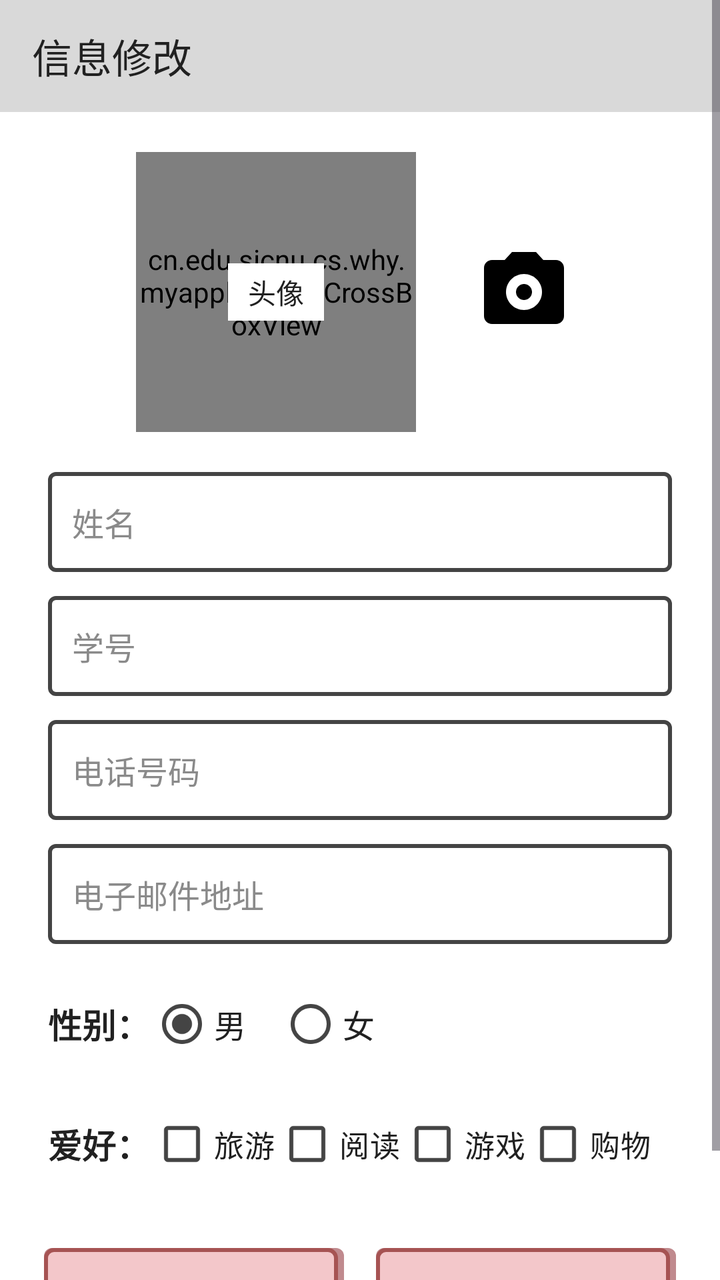
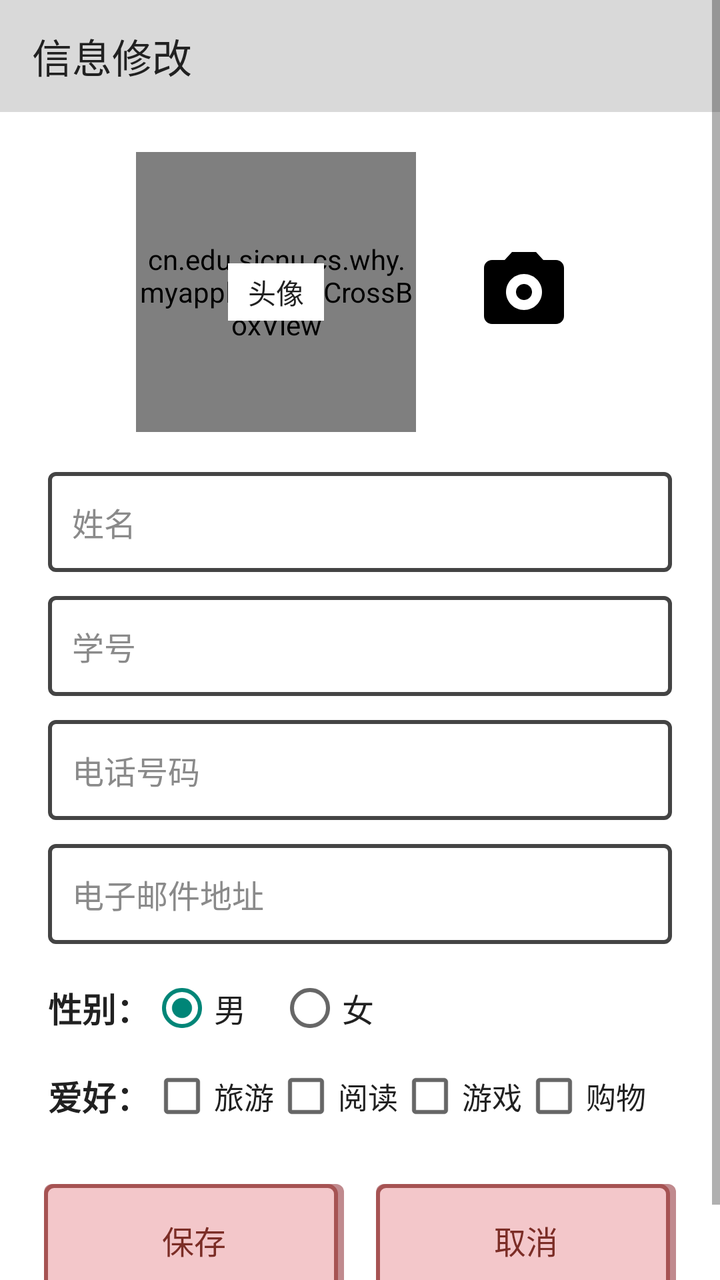

An Android layout rendered at two revisions. The XML below is the earlier revision; the diff shows what the commit changed to produce the second picture.
<!-- AndroidManifest.xml: application theme Theme.MyApplication -->
<!-- res/layout/activity_person_info.xml -->
<?xml version="1.0" encoding="utf-8"?>
<ScrollView xmlns:android="http://schemas.android.com/apk/res/android"
    xmlns:app="http://schemas.android.com/apk/res-auto"
    xmlns:tools="http://schemas.android.com/tools"
    android:id="@+id/personInfoRoot"
    android:layout_width="match_parent"
    android:layout_height="match_parent"
    android:background="#FFFFFF"
    android:fillViewport="true"
    tools:context=".PersonInfoActivity">

    <LinearLayout
        android:layout_width="match_parent"
        android:layout_height="wrap_content"
        android:orientation="vertical"
        android:paddingBottom="32dp">

        <TextView
            style="@style/AppHeader"
            android:text="信息修改" />

        <LinearLayout
            android:layout_width="match_parent"
            android:layout_height="wrap_content"
            android:layout_marginTop="20dp"
            android:gravity="center"
            android:orientation="horizontal">

            <FrameLayout
                android:layout_width="140dp"
                android:layout_height="140dp">

                <FrameLayout
                    android:id="@+id/avatarPlaceholder"
                    android:layout_width="match_parent"
                    android:layout_height="match_parent">

                    <cn.edu.sicnu.cs.why.myapplication.CrossBoxView
                        android:layout_width="match_parent"
                        android:layout_height="match_parent"
                        app:borderWidth="3dp" />

                    <TextView
                        android:layout_width="wrap_content"
                        android:layout_height="wrap_content"
                        android:layout_gravity="center"
                        android:background="#FFFFFF"
                        android:paddingHorizontal="10dp"
                        android:paddingVertical="4dp"
                        android:text="头像"
                        android:textColor="#212121"
                        android:textSize="14sp" />
                </FrameLayout>

                <ImageView
                    android:id="@+id/ivAvatar"
                    android:layout_width="match_parent"
                    android:layout_height="match_parent"
                    android:background="#FFFFFF"
                    android:contentDescription="头像"
                    android:scaleType="centerCrop"
                    android:visibility="gone" />
            </FrameLayout>

            <ImageButton
                android:id="@+id/btnPickAvatar"
                android:layout_width="60dp"
                android:layout_height="60dp"
                android:layout_marginStart="24dp"
                android:background="@null"
                android:contentDescription="选择头像"
                android:padding="6dp"
                android:scaleType="fitCenter"
                android:src="@drawable/ic_camera" />
        </LinearLayout>

        <EditText
            android:id="@+id/etName"
            android:layout_width="match_parent"
            android:layout_height="50dp"
            android:layout_marginHorizontal="24dp"
            android:layout_marginTop="20dp"
            android:background="@drawable/bg_input"
            android:hint="姓名"
            android:imeOptions="actionNext"
            android:inputType="textPersonName"
            android:maxLines="1"
            android:paddingHorizontal="12dp"
            android:textColor="#212121"
            android:textColorHint="#8A8A8A"
            android:textSize="16sp" />

        <EditText
            android:id="@+id/etStudentId"
            android:layout_width="match_parent"
            android:layout_height="50dp"
            android:layout_marginHorizontal="24dp"
            android:layout_marginTop="12dp"
            android:background="@drawable/bg_input"
            android:hint="学号"
            android:imeOptions="actionNext"
            android:inputType="text"
            android:maxLines="1"
            android:paddingHorizontal="12dp"
            android:textColor="#212121"
            android:textColorHint="#8A8A8A"
            android:textSize="16sp" />

        <EditText
            android:id="@+id/etPhone"
            android:layout_width="match_parent"
            android:layout_height="50dp"
            android:layout_marginHorizontal="24dp"
            android:layout_marginTop="12dp"
            android:background="@drawable/bg_input"
            android:hint="电话号码"
            android:imeOptions="actionNext"
            android:inputType="phone"
            android:maxLines="1"
            android:paddingHorizontal="12dp"
            android:textColor="#212121"
            android:textColorHint="#8A8A8A"
            android:textSize="16sp" />

        <EditText
            android:id="@+id/etEmail"
            android:layout_width="match_parent"
            android:layout_height="50dp"
            android:layout_marginHorizontal="24dp"
            android:layout_marginTop="12dp"
            android:background="@drawable/bg_input"
            android:hint="电子邮件地址"
            android:imeOptions="actionDone"
            android:inputType="textEmailAddress"
            android:maxLines="1"
            android:paddingHorizontal="12dp"
            android:textColor="#212121"
            android:textColorHint="#8A8A8A"
            android:textSize="16sp" />

        <LinearLayout
            android:layout_width="match_parent"
            android:layout_height="wrap_content"
            android:layout_marginHorizontal="24dp"
            android:layout_marginTop="16dp"
            android:gravity="center_vertical"
            android:orientation="horizontal">

            <TextView
                android:layout_width="wrap_content"
                android:layout_height="wrap_content"
                android:text="性别："
                android:textColor="#212121"
                android:textSize="17sp"
                android:textStyle="bold" />

            <RadioGroup
                android:id="@+id/rgGender"
                android:layout_width="wrap_content"
                android:layout_height="wrap_content"
                android:orientation="horizontal">

                <RadioButton
                    android:id="@+id/rbMale"
                    android:layout_width="wrap_content"
                    android:layout_height="wrap_content"
                    android:checked="true"
                    app:buttonTint="#444444"
                    android:text="男"
                    android:textColor="#212121"
                    android:textSize="16sp" />

                <RadioButton
                    android:id="@+id/rbFemale"
                    android:layout_width="wrap_content"
                    android:layout_height="wrap_content"
                    android:layout_marginStart="16dp"
                    app:buttonTint="#444444"
                    android:text="女"
                    android:textColor="#212121"
                    android:textSize="16sp" />
            </RadioGroup>
        </LinearLayout>

        <LinearLayout
            android:layout_width="match_parent"
            android:layout_height="wrap_content"
            android:layout_marginHorizontal="24dp"
            android:layout_marginTop="12dp"
            android:gravity="center_vertical"
            android:orientation="horizontal">

            <TextView
                android:layout_width="wrap_content"
                android:layout_height="wrap_content"
                android:text="爱好："
                android:textColor="#212121"
                android:textSize="17sp"
                android:textStyle="bold" />

            <CheckBox
                android:id="@+id/cbTravel"
                android:layout_width="wrap_content"
                android:layout_height="wrap_content"
                app:buttonTint="#444444"
                android:text="旅游"
                android:textColor="#212121"
                android:textSize="15sp" />

            <CheckBox
                android:id="@+id/cbReading"
                android:layout_width="wrap_content"
                android:layout_height="wrap_content"
                app:buttonTint="#444444"
                android:text="阅读"
                android:textColor="#212121"
                android:textSize="15sp" />

            <CheckBox
                android:id="@+id/cbGame"
                android:layout_width="wrap_content"
                android:layout_height="wrap_content"
                app:buttonTint="#444444"
                android:text="游戏"
                android:textColor="#212121"
                android:textSize="15sp" />

            <CheckBox
                android:id="@+id/cbShopping"
                android:layout_width="wrap_content"
                android:layout_height="wrap_content"
                app:buttonTint="#444444"
                android:text="购物"
                android:textColor="#212121"
                android:textSize="15sp" />
        </LinearLayout>

        <LinearLayout
            android:layout_width="wrap_content"
            android:layout_height="wrap_content"
            android:layout_gravity="center_horizontal"
            android:layout_marginTop="28dp"
            android:orientation="horizontal">

            <TextView
                android:id="@+id/btnSave"
                style="@style/PinkButton"
                android:layout_width="150dp"
                android:layout_height="56dp"
                android:layout_weight="0"
                android:text="保存" />

            <TextView
                android:id="@+id/btnCancel"
                style="@style/PinkButton"
                android:layout_width="150dp"
                android:layout_height="56dp"
                android:layout_marginStart="16dp"
                android:layout_weight="0"
                android:text="取消" />
        </LinearLayout>
    </LinearLayout>
</ScrollView>
<!-- resources referenced by this layout -->
<resources>
  <!-- drawable bg_input (drawable) -->
  <?xml version="1.0" encoding="utf-8"?>
  <shape xmlns:android="http://schemas.android.com/apk/res/android"
      android:shape="rectangle">
      <solid android:color="#FFFFFF" />
      <stroke
          android:width="2dp"
          android:color="#444444" />
      <corners android:radius="3dp" />
  </shape>
  <style name="AppHeader">
          <item name="android:layout_width">match_parent</item>
          <item name="android:layout_height">56dp</item>
          <item name="android:background">@drawable/bg_header</item>
          <item name="android:gravity">center_vertical</item>
          <item name="android:paddingStart">16dp</item>
          <item name="android:paddingEnd">16dp</item>
          <item name="android:textColor">#212121</item>
          <item name="android:textSize">20sp</item>
      </style>
  <style name="PinkButton">
          <item name="android:layout_width">0dp</item>
          <item name="android:layout_height">60dp</item>
          <item name="android:layout_weight">1</item>
          <item name="android:background">@drawable/bg_button_pink</item>
          <item name="android:clickable">true</item>
          <item name="android:focusable">true</item>
          <item name="android:gravity">center</item>
          <item name="android:textColor">#7B2D26</item>
          <item name="android:textSize">16sp</item>
      </style>
  <style name="Theme.MyApplication" parent="Base.Theme.MyApplication" />
  <!-- drawable bg_header (drawable) -->
  <?xml version="1.0" encoding="utf-8"?>
  <shape xmlns:android="http://schemas.android.com/apk/res/android"
      android:shape="rectangle">
      <solid android:color="#D9D9D9" />
  </shape>
  <!-- drawable bg_button_pink (drawable) -->
  <?xml version="1.0" encoding="utf-8"?>
  <layer-list xmlns:android="http://schemas.android.com/apk/res/android">
      <item>
          <shape android:shape="rectangle">
              <solid android:color="#C08A8E" />
              <corners android:radius="4dp" />
          </shape>
      </item>
      <item
          android:bottom="3dp"
          android:right="3dp">
          <shape android:shape="rectangle">
              <solid android:color="#F3C7CA" />
              <stroke
                  android:width="2dp"
                  android:color="#A65353" />
              <corners android:radius="4dp" />
          </shape>
      </item>
  </layer-list>
  <style name="Base.Theme.MyApplication" parent="Theme.Material3.Light.NoActionBar">
          
          
      </style>
  <!-- unchanged entries left out for length: 1 -->
</resources>

<!-- the commit's change to res/layout/activity_person_info.xml (unified diff, before → after) -->
@@ -17,7 +17,7 @@
 
         <TextView
             style="@style/AppHeader"
-            android:text="信息修改" />
+            android:text="@string/title_person_info" />
 
         <LinearLayout
             android:layout_width="match_parent"
@@ -47,7 +47,7 @@
                         android:background="#FFFFFF"
                         android:paddingHorizontal="10dp"
                         android:paddingVertical="4dp"
-                        android:text="头像"
+                        android:text="@string/avatar"
                         android:textColor="#212121"
                         android:textSize="14sp" />
                 </FrameLayout>
@@ -57,7 +57,7 @@
                     android:layout_width="match_parent"
                     android:layout_height="match_parent"
                     android:background="#FFFFFF"
-                    android:contentDescription="头像"
+                    android:contentDescription="@string/content_desc_avatar"
                     android:scaleType="centerCrop"
                     android:visibility="gone" />
             </FrameLayout>
@@ -68,7 +68,7 @@
                 android:layout_height="60dp"
                 android:layout_marginStart="24dp"
                 android:background="@null"
-                android:contentDescription="选择头像"
+                android:contentDescription="@string/content_desc_pick_avatar"
                 android:padding="6dp"
                 android:scaleType="fitCenter"
                 android:src="@drawable/ic_camera" />
@@ -81,7 +81,7 @@
             android:layout_marginHorizontal="24dp"
             android:layout_marginTop="20dp"
             android:background="@drawable/bg_input"
-            android:hint="姓名"
+            android:hint="@string/hint_name"
             android:imeOptions="actionNext"
             android:inputType="textPersonName"
             android:maxLines="1"
@@ -97,7 +97,7 @@
             android:layout_marginHorizontal="24dp"
             android:layout_marginTop="12dp"
             android:background="@drawable/bg_input"
-            android:hint="学号"
+            android:hint="@string/hint_student_id"
             android:imeOptions="actionNext"
             android:inputType="text"
             android:maxLines="1"
@@ -113,7 +113,7 @@
             android:layout_marginHorizontal="24dp"
             android:layout_marginTop="12dp"
             android:background="@drawable/bg_input"
-            android:hint="电话号码"
+            android:hint="@string/hint_phone"
             android:imeOptions="actionNext"
             android:inputType="phone"
             android:maxLines="1"
@@ -129,7 +129,7 @@
             android:layout_marginHorizontal="24dp"
             android:layout_marginTop="12dp"
             android:background="@drawable/bg_input"
-            android:hint="电子邮件地址"
+            android:hint="@string/hint_email"
             android:imeOptions="actionDone"
             android:inputType="textEmailAddress"
             android:maxLines="1"
@@ -149,7 +149,7 @@
             <TextView
                 android:layout_width="wrap_content"
                 android:layout_height="wrap_content"
-                android:text="性别："
+                android:text="@string/label_gender"
                 android:textColor="#212121"
                 android:textSize="17sp"
                 android:textStyle="bold" />
@@ -166,7 +166,7 @@
                     android:layout_height="wrap_content"
                     android:checked="true"
                     app:buttonTint="#444444"
-                    android:text="男"
+                    android:text="@string/gender_male"
                     android:textColor="#212121"
                     android:textSize="16sp" />
 
@@ -176,7 +176,7 @@
                     android:layout_height="wrap_content"
                     android:layout_marginStart="16dp"
                     app:buttonTint="#444444"
-                    android:text="女"
+                    android:text="@string/gender_female"
                     android:textColor="#212121"
                     android:textSize="16sp" />
             </RadioGroup>
@@ -193,7 +193,7 @@
             <TextView
                 android:layout_width="wrap_content"
                 android:layout_height="wrap_content"
-                android:text="爱好："
+                android:text="@string/label_hobbies"
                 android:textColor="#212121"
                 android:textSize="17sp"
                 android:textStyle="bold" />
@@ -203,7 +203,7 @@
                 android:layout_width="wrap_content"
                 android:layout_height="wrap_content"
                 app:buttonTint="#444444"
-                android:text="旅游"
+                android:text="@string/hobby_travel"
                 android:textColor="#212121"
                 android:textSize="15sp" />
 
@@ -212,7 +212,7 @@
                 android:layout_width="wrap_content"
                 android:layout_height="wrap_content"
                 app:buttonTint="#444444"
-                android:text="阅读"
+                android:text="@string/hobby_reading"
                 android:textColor="#212121"
                 android:textSize="15sp" />
 
@@ -221,7 +221,7 @@
                 android:layout_width="wrap_content"
                 android:layout_height="wrap_content"
                 app:buttonTint="#444444"
-                android:text="游戏"
+                android:text="@string/hobby_game"
                 android:textColor="#212121"
                 android:textSize="15sp" />
 
@@ -230,7 +230,7 @@
                 android:layout_width="wrap_content"
                 android:layout_height="wrap_content"
                 app:buttonTint="#444444"
-                android:text="购物"
+                android:text="@string/hobby_shopping"
                 android:textColor="#212121"
                 android:textSize="15sp" />
         </LinearLayout>
@@ -248,7 +248,7 @@
                 android:layout_width="150dp"
                 android:layout_height="56dp"
                 android:layout_weight="0"
-                android:text="保存" />
+                android:text="@string/btn_save" />
 
             <TextView
                 android:id="@+id/btnCancel"
@@ -257,7 +257,7 @@
                 android:layout_height="56dp"
                 android:layout_marginStart="16dp"
                 android:layout_weight="0"
-                android:text="取消" />
+                android:text="@string/btn_cancel" />
         </LinearLayout>
     </LinearLayout>
 </ScrollView>
<!-- resource entries referenced after the edit -->
@@ -10,6 +10,24 @@
           android:color="#444444" />
       <corners android:radius="3dp" />
   </shape>
+  <string name="avatar">头像</string>
+  <string name="btn_cancel">取消</string>
+  <string name="btn_save">保存</string>
+  <string name="content_desc_avatar">头像</string>
+  <string name="content_desc_pick_avatar">选择头像</string>
+  <string name="gender_female">女</string>
+  <string name="gender_male">男</string>
+  <string name="hint_email">电子邮件地址</string>
+  <string name="hint_name">姓名</string>
+  <string name="hint_phone">电话号码</string>
+  <string name="hint_student_id">学号</string>
+  <string name="hobby_game">游戏</string>
+  <string name="hobby_reading">阅读</string>
+  <string name="hobby_shopping">购物</string>
+  <string name="hobby_travel">旅游</string>
+  <string name="label_gender">性别：</string>
+  <string name="label_hobbies">爱好：</string>
+  <string name="title_person_info">信息修改</string>
   <style name="AppHeader">
           <item name="android:layout_width">match_parent</item>
           <item name="android:layout_height">56dp</item>
@@ -59,9 +77,10 @@
           </shape>
       </item>
   </layer-list>
-  <style name="Base.Theme.MyApplication" parent="Theme.Material3.Light.NoActionBar">
-          
-          
+  <style name="Base.Theme.MyApplication" parent="Theme.MaterialComponents.Light.NoActionBar.Bridge">
+          <item name="colorPrimary">#7B2D26</item>
+          <item name="colorPrimaryVariant">#A65353</item>
+          <item name="colorOnPrimary">#FFFFFF</item>
       </style>
   <!-- unchanged entries left out for length: 1 -->
 </resources>
